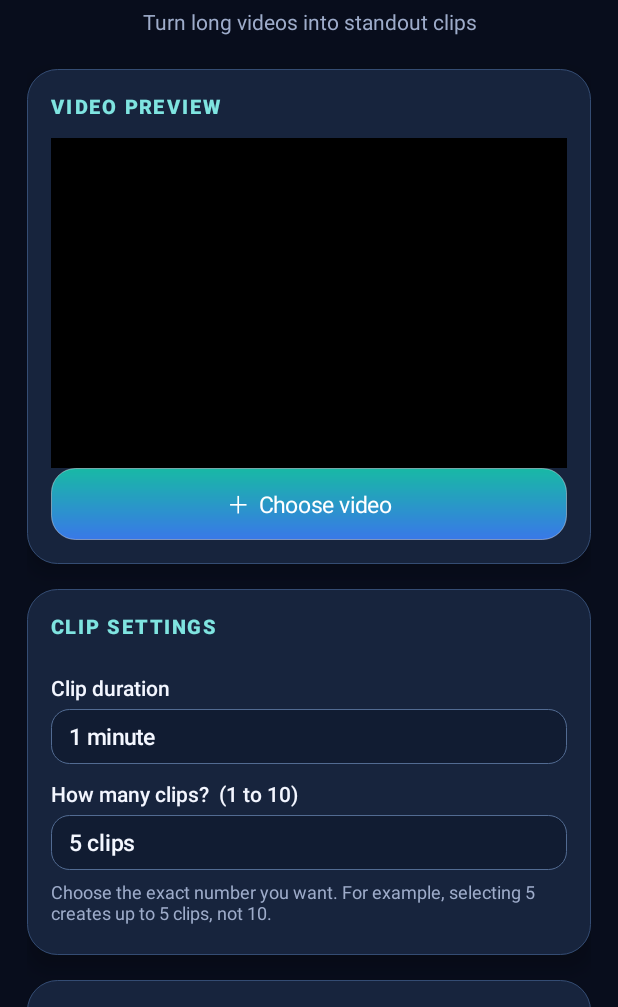
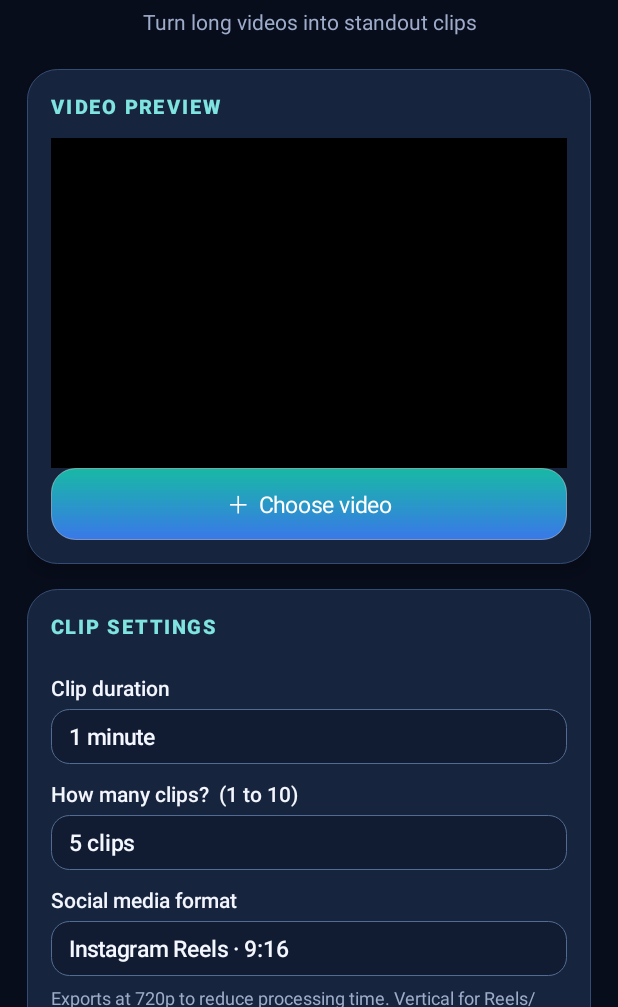
Before and after one commit to jamalsb/ClipForge-AI, an Android app: the screen it shows after launch (MainActivity), on a phone screen of 412 x 824 dp, the part 229-1236 px from its top. Run offline under Robolectric (Android 15) with nearby library versions, the phone set to English and light mode, and no system bars.

Commit message:
Add social platform export presets and faster 720p output

```diff
--- a/app/src/main/java/com/clipforge/ai/MainActivity.kt
+++ b/app/src/main/java/com/clipforge/ai/MainActivity.kt
@@ -17,6 +17,8 @@ import androidx.activity.result.contract.ActivityResultContracts
 import androidx.media3.common.MediaItem
 import androidx.media3.common.Player
 import androidx.media3.exoplayer.ExoPlayer
+import androidx.media3.effect.Presentation
+import androidx.media3.transformer.Effects
 import androidx.media3.transformer.EditedMediaItem
 import androidx.media3.transformer.ExportException
 import androidx.media3.transformer.ExportResult
@@ -25,12 +27,15 @@ import androidx.media3.ui.PlayerView
 import java.io.File
 import java.io.FileInputStream
 
+@androidx.media3.common.util.UnstableApi
 class MainActivity : ComponentActivity() {
     private lateinit var status: TextView
     private lateinit var chooseButton: Button
     private lateinit var createButton: Button
     private lateinit var lengthSpinner: Spinner
     private lateinit var countSpinner: Spinner
+    private lateinit var formatSpinner: Spinner
+    private var outputVertical = true
     private lateinit var preview: PlayerView
     private lateinit var clipsList: LinearLayout
     private lateinit var aiHighlights: CheckBox
@@ -127,6 +132,19 @@ class MainActivity : ComponentActivity() {
         settingsCard.addView(fieldLabel("How many clips?  (1 to 10)"), matchWrap())
         countSpinner = styledSpinner((1..10).map { "$it clips" }).apply { setSelection(4) }
         settingsCard.addView(countSpinner, matchWrap())
+        settingsCard.addView(fieldLabel("Social media format"), matchWrap())
+        formatSpinner = styledSpinner(listOf(
+            "Instagram Reels · 9:16",
+            "TikTok · 9:16",
+            "Facebook Reels · 9:16",
+            "YouTube · 16:9",
+            "X (Twitter) · 16:9"
+        )).apply { setSelection(0) }
+        settingsCard.addView(formatSpinner, matchWrap())
+        settingsCard.addView(TextView(this).apply {
+            text = "Exports at 720p to reduce processing time. Vertical for Reels/Shorts and landscape for YouTube/X."
+            textSize = 12f; setTextColor(0xFF9EACCA.toInt()); setPadding(0, dp(6), 0, dp(4))
+        }, matchWrap())
         val countHelp = TextView(this).apply {
             text = "Choose the exact number you want. For example, selecting 5 creates up to 5 clips, not 10."
             textSize = 12f; setTextColor(0xFF9EACCA.toInt()); setPadding(0, dp(6), 0, dp(4))
@@ -258,6 +276,7 @@ class MainActivity : ComponentActivity() {
                 return super.getDropDownView(position, convertView, parent).apply {
                     (this as? TextView)?.apply {
                         setTextColor(0xFFF8FAFF.toInt())
+                        setBackgroundColor(0xFF17243D.toInt())
                         textSize = 15f
                         typeface = Typeface.create("sans-serif-medium", Typeface.NORMAL)
                         setPadding(dp(14), dp(12), dp(12), dp(12))
@@ -290,6 +309,7 @@ class MainActivity : ComponentActivity() {
         val uri = selectedVideo ?: return
         val seconds = listOf(60, 90, 120)[lengthSpinner.selectedItemPosition]
         val requestedCount = countSpinner.selectedItemPosition + 1
+        outputVertical = formatSpinner.selectedItemPosition <= 2
         val clipMs = seconds * 1000L
         if (videoDurationMs < clipMs) {
             status.text = "This video is shorter than " + seconds + " seconds. Choose a shorter clip length."
@@ -372,7 +392,15 @@ class MainActivity : ComponentActivity() {
             MediaItem.ClippingConfiguration.Builder()
                 .setStartPositionMs(startMs).setEndPositionMs(endMs).build()
         ).build()
-        val editedItem = EditedMediaItem.Builder(mediaItem).build()
+        val targetWidth = if (outputVertical) 720 else 1280
+        val targetHeight = if (outputVertical) 1280 else 720
+        val formatEffect = Presentation.createForWidthAndHeight(
+            targetWidth, targetHeight, Presentation.LAYOUT_SCALE_TO_FIT
+        )
+        val editedItem = EditedMediaItem.Builder(mediaItem)
+            .setFrameRate(30)
+            .setEffects(Effects(emptyList(), listOf(formatEffect)))
+            .build()
         val listener = object : Transformer.Listener {
             override fun onCompleted(
                 composition: androidx.media3.transformer.Composition,
```
